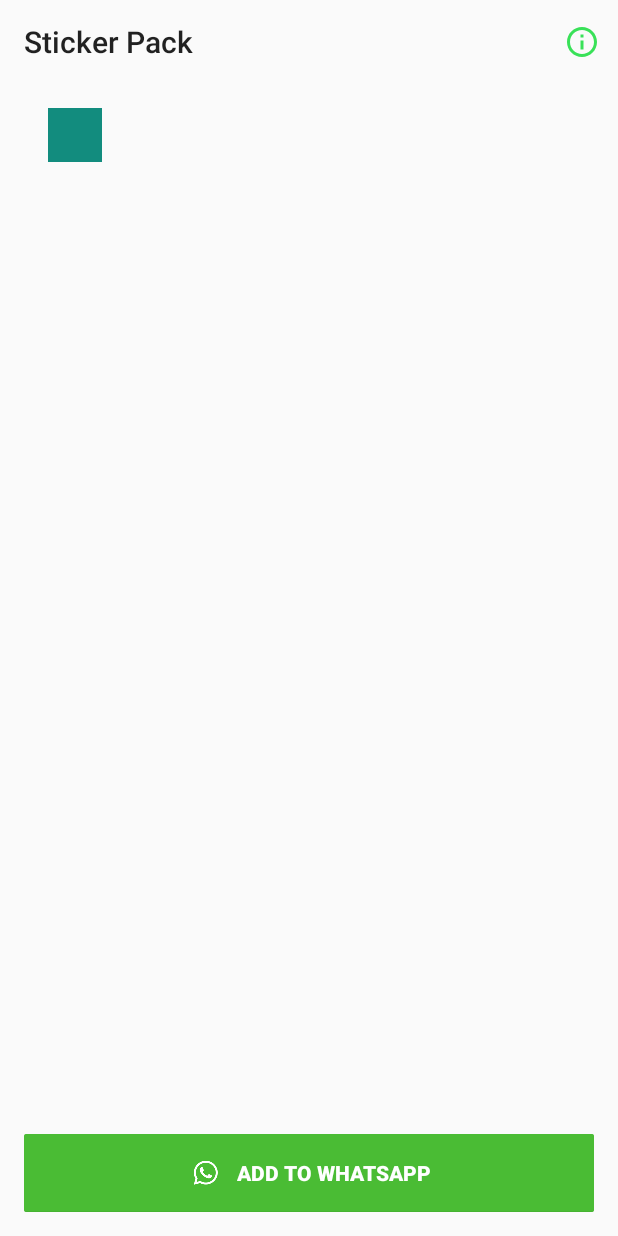
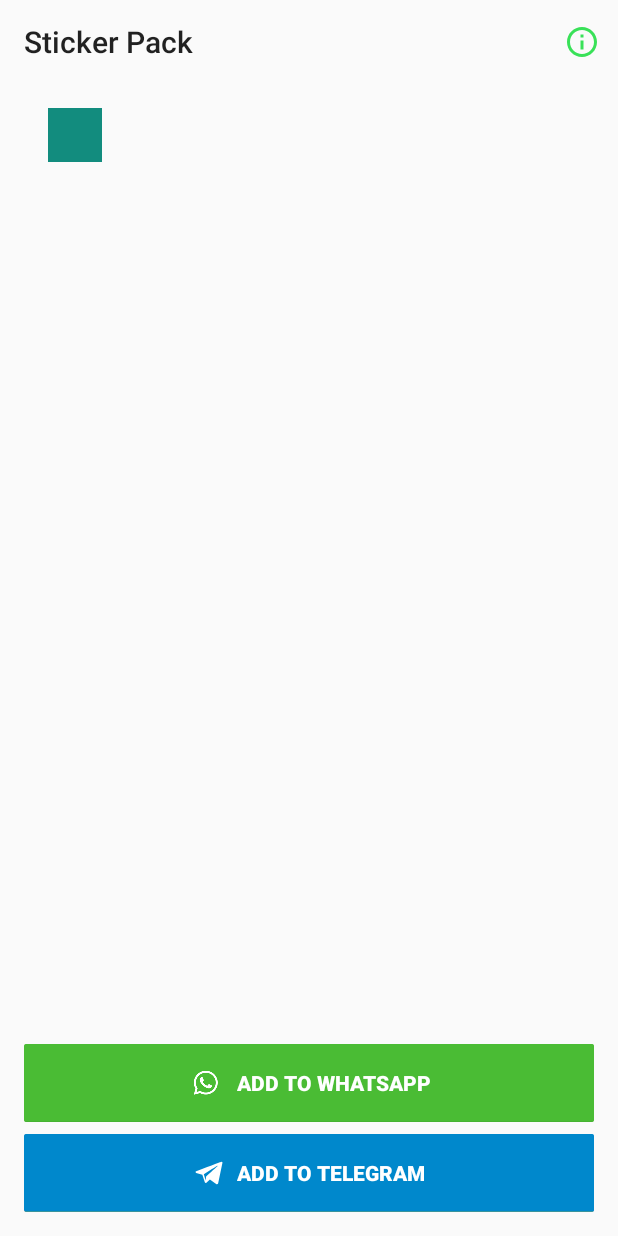
Before and after one commit to lor-enz/burgis-bapperl, an Android app: the StickerPackDetailsActivity screen opened directly, with no data from a screen before it, on a phone screen of 412 x 824 dp. Run offline under Robolectric (Android 15) with nearby library versions, the phone set to English and light mode, and no system bars; pictures from the network do not load; 7 statements that could not run were skipped.

Commit message:
Carefully added a 'Add to Telegram' Button that works with any sticker pack, but every pack needs to reference telegram_link in the contents.json. TODO Disable Button when link is invalid

```diff
--- a/burgis-bapperl-android/app/src/main/assets/contents.json
+++ b/burgis-bapperl-android/app/src/main/assets/contents.json
@@ -8,6 +8,7 @@
       "publisher": "lor-enz",
       "tray_image_file": "tray-penguin-eis.png",
       "publisher_email": "sticker@lorenz-burghardt.net",
+      "telegram_link": "https://t.me/addstickers/BurgisBapperl",
       "publisher_website": "",
       "privacy_policy_website": "",
       "license_agreement_website": "",
--- a/burgis-bapperl-android/app/src/main/java/net/lorenzburghardt/burgisbapperl/StickerContentProvider.java
+++ b/burgis-bapperl-android/app/src/main/java/net/lorenzburghardt/burgisbapperl/StickerContentProvider.java
@@ -47,10 +47,10 @@ public class StickerContentProvider extends ContentProvider {
     public static final String PUBLISHER_WEBSITE = "sticker_pack_publisher_website";
     public static final String PRIVACY_POLICY_WEBSITE = "sticker_pack_privacy_policy_website";
     public static final String LICENSE_AGREENMENT_WEBSITE = "sticker_pack_license_agreement_website";
-
     public static final String STICKER_FILE_NAME_IN_QUERY = "sticker_file_name";
     public static final String STICKER_FILE_EMOJI_IN_QUERY = "sticker_emoji";
     public static final String CONTENT_FILE_NAME = "contents.json";
+    public static final String TELEGRAM_LINK = "sticker_pack_telegram_link";
 
     public static Uri AUTHORITY_URI = new Uri.Builder().scheme(ContentResolver.SCHEME_CONTENT).authority(BuildConfig.CONTENT_PROVIDER_AUTHORITY).appendPath(StickerContentProvider.METADATA).build();
 
@@ -187,7 +187,8 @@ public class StickerContentProvider extends ContentProvider {
                         PUBLISHER_EMAIL,
                         PUBLISHER_WEBSITE,
                         PRIVACY_POLICY_WEBSITE,
-                        LICENSE_AGREENMENT_WEBSITE
+                        LICENSE_AGREENMENT_WEBSITE,
+                        TELEGRAM_LINK
                 });
         for (StickerPack stickerPack : stickerPackList) {
             MatrixCursor.RowBuilder builder = cursor.newRow();
@@ -201,6 +202,7 @@ public class StickerContentProvider extends ContentProvider {
             builder.add(stickerPack.publisherWebsite);
             builder.add(stickerPack.privacyPolicyWebsite);
             builder.add(stickerPack.licenseAgreementWebsite);
+            builder.add(stickerPack.telegramLink);
         }
         cursor.setNotificationUri(Objects.requireNonNull(getContext()).getContentResolver(), uri);
         return cursor;
--- a/burgis-bapperl-android/app/src/main/java/net/lorenzburghardt/burgisbapperl/StickerPack.java
+++ b/burgis-bapperl-android/app/src/main/java/net/lorenzburghardt/burgisbapperl/StickerPack.java
@@ -22,6 +22,7 @@ class StickerPack implements Parcelable {
     final String publisherWebsite;
     final String privacyPolicyWebsite;
     final String licenseAgreementWebsite;
+    final String telegramLink;
 
     String iosAppStoreLink;
     private List<Sticker> stickers;
@@ -29,12 +30,13 @@ class StickerPack implements Parcelable {
     String androidPlayStoreLink;
     private boolean isWhitelisted;
 
-    StickerPack(String identifier, String name, String publisher, String trayImageFile, String publisherEmail, String publisherWebsite, String privacyPolicyWebsite, String licenseAgreementWebsite) {
+    StickerPack(String identifier, String name, String publisher, String trayImageFile, String publisherEmail, String publisherWebsite, String privacyPolicyWebsite, String licenseAgreementWebsite, String telegramLink) {
         this.identifier = identifier;
         this.name = name;
         this.publisher = publisher;
         this.trayImageFile = trayImageFile;
         this.publisherEmail = publisherEmail;
+        this.telegramLink = telegramLink;
         this.publisherWebsite = publisherWebsite;
         this.privacyPolicyWebsite = privacyPolicyWebsite;
         this.licenseAgreementWebsite = licenseAgreementWebsite;
@@ -54,6 +56,7 @@ class StickerPack implements Parcelable {
         publisher = in.readString();
         trayImageFile = in.readString();
         publisherEmail = in.readString();
+        telegramLink = in.readString();
         publisherWebsite = in.readString();
         privacyPolicyWebsite = in.readString();
         licenseAgreementWebsite = in.readString();
@@ -112,6 +115,7 @@ class StickerPack implements Parcelable {
         dest.writeString(publisher);
         dest.writeString(trayImageFile);
         dest.writeString(publisherEmail);
+        dest.writeString(telegramLink);
         dest.writeString(publisherWebsite);
         dest.writeString(privacyPolicyWebsite);
         dest.writeString(licenseAgreementWebsite);
--- a/burgis-bapperl-android/app/src/main/java/net/lorenzburghardt/burgisbapperl/StickerPackDetailsActivity.java
+++ b/burgis-bapperl-android/app/src/main/java/net/lorenzburghardt/burgisbapperl/StickerPackDetailsActivity.java
@@ -22,6 +22,7 @@ import android.view.View;
 import android.view.ViewTreeObserver;
 import android.widget.ImageView;
 import android.widget.TextView;
+import android.widget.Toast;
 
 import com.example.burgisbapperl.R;
 
@@ -37,6 +38,7 @@ public class StickerPackDetailsActivity extends AddStickerPackActivity {
     public static final String EXTRA_STICKER_PACK_NAME = "sticker_pack_name";
 
     public static final String EXTRA_STICKER_PACK_WEBSITE = "sticker_pack_website";
+    public static final String EXTRA_STICKER_PACK_TELEGRAM_LINK = "sticker_pack_telegram_link";
     public static final String EXTRA_STICKER_PACK_EMAIL = "sticker_pack_email";
     public static final String EXTRA_STICKER_PACK_PRIVACY_POLICY = "sticker_pack_privacy_policy";
     public static final String EXTRA_STICKER_PACK_LICENSE_AGREEMENT = "sticker_pack_license_agreement";
@@ -48,93 +50,17 @@ public class StickerPackDetailsActivity extends AddStickerPackActivity {
     private GridLayoutManager layoutManager;
     private StickerPreviewAdapter stickerPreviewAdapter;
     private int numColumns;
-    private View addButton;
-    private View alreadyAddedText;
-    private StickerPack stickerPack;
-    private View divider;
-    private WhiteListCheckAsyncTask whiteListCheckAsyncTask;
-
-    @Override
-    protected void onCreate(Bundle savedInstanceState) {
-        super.onCreate(savedInstanceState);
-        setContentView(R.layout.sticker_pack_details);
-        boolean showUpButton = getIntent().getBooleanExtra(EXTRA_SHOW_UP_BUTTON, false);
-        stickerPack = getIntent().getParcelableExtra(EXTRA_STICKER_PACK_DATA);
-        TextView packNameTextView = findViewById(R.id.pack_name);
-        TextView packPublisherTextView = findViewById(R.id.author);
-        ImageView packTrayIcon = findViewById(R.id.tray_image);
-        TextView packSizeTextView = findViewById(R.id.pack_size);
-
-        addButton = findViewById(R.id.add_to_whatsapp_button);
-        alreadyAddedText = findViewById(R.id.already_added_text);
-        layoutManager = new GridLayoutManager(this, 1);
-        recyclerView = findViewById(R.id.sticker_list);
-        recyclerView.setLayoutManager(layoutManager);
-        recyclerView.getViewTreeObserver().addOnGlobalLayoutListener(pageLayoutListener);
-        recyclerView.addOnScrollListener(dividerScrollListener);
-        divider = findViewById(R.id.divider);
-        if (stickerPreviewAdapter == null) {
-            stickerPreviewAdapter = new StickerPreviewAdapter(getLayoutInflater(), R.drawable.sticker_error, getResources().getDimensionPixelSize(R.dimen.sticker_pack_details_image_size), getResources().getDimensionPixelSize(R.dimen.sticker_pack_details_image_padding), stickerPack);
-            recyclerView.setAdapter(stickerPreviewAdapter);
-        }
-        packNameTextView.setText(stickerPack.name);
-        packPublisherTextView.setText(stickerPack.publisher);
-        packTrayIcon.setImageURI(StickerPackLoader.getStickerAssetUri(stickerPack.identifier, stickerPack.trayImageFile));
-        packSizeTextView.setText(Formatter.formatShortFileSize(this, stickerPack.getTotalSize()));
-        addButton.setOnClickListener(v -> addStickerPackToWhatsApp(stickerPack.identifier, stickerPack.name));
-        if (getSupportActionBar() != null) {
-            getSupportActionBar().setDisplayHomeAsUpEnabled(showUpButton);
-            getSupportActionBar().setTitle(showUpButton ? getResources().getString(R.string.title_activity_sticker_pack_details_multiple_pack) : getResources().getQuantityString(R.plurals.title_activity_sticker_packs_list, 1));
-        }
-    }
-
-
-    private void launchInfoActivity(String publisherWebsite, String publisherEmail, String privacyPolicyWebsite, String licenseAgreementWebsite, String trayIconUriString) {
-        Intent intent = new Intent(StickerPackDetailsActivity.this, StickerPackInfoActivity.class);
-        intent.putExtra(StickerPackDetailsActivity.EXTRA_STICKER_PACK_ID, stickerPack.identifier);
-        intent.putExtra(StickerPackDetailsActivity.EXTRA_STICKER_PACK_WEBSITE, publisherWebsite);
-        intent.putExtra(StickerPackDetailsActivity.EXTRA_STICKER_PACK_EMAIL, publisherEmail);
-        intent.putExtra(StickerPackDetailsActivity.EXTRA_STICKER_PACK_PRIVACY_POLICY, privacyPolicyWebsite);
-        intent.putExtra(StickerPackDetailsActivity.EXTRA_STICKER_PACK_LICENSE_AGREEMENT, licenseAgreementWebsite);
-        intent.putExtra(StickerPackDetailsActivity.EXTRA_STICKER_PACK_TRAY_ICON, trayIconUriString);
-        startActivity(intent);
-    }
-
-    @Override
-    public boolean onCreateOptionsMenu(Menu menu) {
-        getMenuInflater().inflate(R.menu.toolbar, menu);
-        return super.onCreateOptionsMenu(menu);
-    }
-
-    @Override
-    public boolean onOptionsItemSelected(MenuItem item) {
-        if (item.getItemId() == R.id.action_info && stickerPack != null) {
-            Uri trayIconUri = StickerPackLoader.getStickerAssetUri(stickerPack.identifier, stickerPack.trayImageFile);
-            launchInfoActivity(stickerPack.publisherWebsite, stickerPack.publisherEmail, stickerPack.privacyPolicyWebsite, stickerPack.licenseAgreementWebsite, trayIconUri.toString());
-            return true;
-        }
-        return super.onOptionsItemSelected(item);
-    }
-
-
-
     private final ViewTreeObserver.OnGlobalLayoutListener pageLayoutListener = new ViewTreeObserver.OnGlobalLayoutListener() {
         @Override
         public void onGlobalLayout() {
             setNumColumns(recyclerView.getWidth() / recyclerView.getContext().getResources().getDimensionPixelSize(R.dimen.sticker_pack_details_image_size));
         }
     };
-
-    private void setNumColumns(int numColumns) {
-        if (this.numColumns != numColumns) {
-            layoutManager.setSpanCount(numColumns);
-            this.numColumns = numColumns;
-            if (stickerPreviewAdapter != null) {
-                stickerPreviewAdapter.notifyDataSetChanged();
-            }
-        }
-    }
-
+    private View addToWhatsappButton;
+    private View addToTelegramButton;
+    private View alreadyAddedText;
+    private StickerPack stickerPack;
+    private View divider;
     private final RecyclerView.OnScrollListener dividerScrollListener = new RecyclerView.OnScrollListener() {
         @Override
         public void onScrollStateChanged(@NonNull final RecyclerView recyclerView, final int newState) {
@@ -155,6 +81,96 @@ public class StickerPackDetailsActivity extends AddStickerPackActivity {
             }
         }
     };
+    private WhiteListCheckAsyncTask whiteListCheckAsyncTask;
+
+    @Override
+    protected void onCreate(Bundle savedInstanceState) {
+        super.onCreate(savedInstanceState);
+        setContentView(R.layout.sticker_pack_details);
+        boolean showUpButton = getIntent().getBooleanExtra(EXTRA_SHOW_UP_BUTTON, false);
+        stickerPack = getIntent().getParcelableExtra(EXTRA_STICKER_PACK_DATA);
+        TextView packNameTextView = findViewById(R.id.pack_name);
+        TextView packPublisherTextView = findViewById(R.id.author);
+        ImageView packTrayIcon = findViewById(R.id.tray_image);
+        TextView packSizeTextView = findViewById(R.id.pack_size);
+
+
+        alreadyAddedText = findViewById(R.id.already_added_text);
+        layoutManager = new GridLayoutManager(this, 1);
+        recyclerView = findViewById(R.id.sticker_list);
+        recyclerView.setLayoutManager(layoutManager);
+        recyclerView.getViewTreeObserver().addOnGlobalLayoutListener(pageLayoutListener);
+        recyclerView.addOnScrollListener(dividerScrollListener);
+        divider = findViewById(R.id.divider);
+        if (stickerPreviewAdapter == null) {
+            stickerPreviewAdapter = new StickerPreviewAdapter(getLayoutInflater(), R.drawable.sticker_error, getResources().getDimensionPixelSize(R.dimen.sticker_pack_details_image_size), getResources().getDimensionPixelSize(R.dimen.sticker_pack_details_image_padding), stickerPack);
+            recyclerView.setAdapter(stickerPreviewAdapter);
+        }
+        packNameTextView.setText(stickerPack.name);
+        packPublisherTextView.setText(stickerPack.publisher);
+        packTrayIcon.setImageURI(StickerPackLoader.getStickerAssetUri(stickerPack.identifier, stickerPack.trayImageFile));
+        packSizeTextView.setText(Formatter.formatShortFileSize(this, stickerPack.getTotalSize()));
+
+        if (getSupportActionBar() != null) {
+            getSupportActionBar().setDisplayHomeAsUpEnabled(showUpButton);
+            getSupportActionBar().setTitle(showUpButton ? getResources().getString(R.string.title_activity_sticker_pack_details_multiple_pack) : getResources().getQuantityString(R.plurals.title_activity_sticker_packs_list, 1));
+        }
+
+        // Configure WhatsApp and Telegram Buttons - Lorenz
+        addToWhatsappButton = findViewById(R.id.add_to_whatsapp_button);
+        addToTelegramButton = findViewById(R.id.add_to_telegram_button);
+
+
+        addToWhatsappButton.setOnClickListener(v -> addStickerPackToWhatsApp(stickerPack.identifier, stickerPack.name));
+        addToTelegramButton.setOnClickListener(v -> addStickerPackToTelegram(stickerPack.telegramLink));
+    }
+
+    public void addStickerPackToTelegram(String telegramLink) {
+        try {
+            StickerPackDetailsActivity.this.startActivity(new Intent(Intent.ACTION_VIEW, Uri.parse(telegramLink)));
+        } catch (Exception e) {
+            Toast.makeText(this, getString(R.string.telegram_error), Toast.LENGTH_SHORT).show();
+            e.printStackTrace();
+        }
+    }
+
+    private void launchInfoActivity(String publisherWebsite, String publisherEmail, String privacyPolicyWebsite, String licenseAgreementWebsite, String trayIconUriString, String telegram_link) {
+        Intent intent = new Intent(StickerPackDetailsActivity.this, StickerPackInfoActivity.class);
+        intent.putExtra(StickerPackDetailsActivity.EXTRA_STICKER_PACK_ID, stickerPack.identifier);
+        intent.putExtra(StickerPackDetailsActivity.EXTRA_STICKER_PACK_WEBSITE, publisherWebsite);
+        intent.putExtra(StickerPackDetailsActivity.EXTRA_STICKER_PACK_TELEGRAM_LINK, telegram_link);
+        intent.putExtra(StickerPackDetailsActivity.EXTRA_STICKER_PACK_EMAIL, publisherEmail);
+        intent.putExtra(StickerPackDetailsActivity.EXTRA_STICKER_PACK_PRIVACY_POLICY, privacyPolicyWebsite);
+        intent.putExtra(StickerPackDetailsActivity.EXTRA_STICKER_PACK_LICENSE_AGREEMENT, licenseAgreementWebsite);
+        intent.putExtra(StickerPackDetailsActivity.EXTRA_STICKER_PACK_TRAY_ICON, trayIconUriString);
+        startActivity(intent);
+    }
+
+    @Override
+    public boolean onCreateOptionsMenu(Menu menu) {
+        getMenuInflater().inflate(R.menu.toolbar, menu);
+        return super.onCreateOptionsMenu(menu);
+    }
+
+    @Override
+    public boolean onOptionsItemSelected(MenuItem item) {
+        if (item.getItemId() == R.id.action_info && stickerPack != null) {
+            Uri trayIconUri = StickerPackLoader.getStickerAssetUri(stickerPack.identifier, stickerPack.trayImageFile);
+            launchInfoActivity(stickerPack.publisherWebsite, stickerPack.publisherEmail, stickerPack.privacyPolicyWebsite, stickerPack.licenseAgreementWebsite, trayIconUri.toString(), stickerPack.telegramLink);
+            return true;
+        }
+        return super.onOptionsItemSelected(item);
+    }
+
+    private void setNumColumns(int numColumns) {
+        if (this.numColumns != numColumns) {
+            layoutManager.setSpanCount(numColumns);
+            this.numColumns = numColumns;
+            if (stickerPreviewAdapter != null) {
+                stickerPreviewAdapter.notifyDataSetChanged();
+            }
+        }
+    }
 
     @Override
     protected void onResume() {
@@ -173,10 +189,10 @@ public class StickerPackDetailsActivity extends AddStickerPackActivity {
 
     private void updateAddUI(Boolean isWhitelisted) {
         if (isWhitelisted) {
-            addButton.setVisibility(View.GONE);
+            addToWhatsappButton.setVisibility(View.GONE);
             alreadyAddedText.setVisibility(View.VISIBLE);
         } else {
-            addButton.setVisibility(View.VISIBLE);
+            addToWhatsappButton.setVisibility(View.VISIBLE);
             alreadyAddedText.setVisibility(View.GONE);
         }
     }
--- a/burgis-bapperl-android/app/src/main/java/net/lorenzburghardt/burgisbapperl/StickerPackLoader.java
+++ b/burgis-bapperl-android/app/src/main/java/net/lorenzburghardt/burgisbapperl/StickerPackLoader.java
@@ -36,6 +36,7 @@ import static net.lorenzburghardt.burgisbapperl.StickerContentProvider.STICKER_P
 import static net.lorenzburghardt.burgisbapperl.StickerContentProvider.STICKER_PACK_IDENTIFIER_IN_QUERY;
 import static net.lorenzburghardt.burgisbapperl.StickerContentProvider.STICKER_PACK_NAME_IN_QUERY;
 import static net.lorenzburghardt.burgisbapperl.StickerContentProvider.STICKER_PACK_PUBLISHER_IN_QUERY;
+import static net.lorenzburghardt.burgisbapperl.StickerContentProvider.TELEGRAM_LINK;
 
 public class StickerPackLoader {
 
@@ -99,10 +100,12 @@ public class StickerPackLoader {
             final String androidPlayStoreLink = cursor.getString(cursor.getColumnIndexOrThrow(ANDROID_APP_DOWNLOAD_LINK_IN_QUERY));
             final String iosAppLink = cursor.getString(cursor.getColumnIndexOrThrow(IOS_APP_DOWNLOAD_LINK_IN_QUERY));
             final String publisherEmail = cursor.getString(cursor.getColumnIndexOrThrow(PUBLISHER_EMAIL));
+            final String telegramLink = cursor.getString(cursor.getColumnIndexOrThrow(TELEGRAM_LINK));
             final String publisherWebsite = cursor.getString(cursor.getColumnIndexOrThrow(PUBLISHER_WEBSITE));
             final String privacyPolicyWebsite = cursor.getString(cursor.getColumnIndexOrThrow(PRIVACY_POLICY_WEBSITE));
             final String licenseAgreementWebsite = cursor.getString(cursor.getColumnIndexOrThrow(LICENSE_AGREENMENT_WEBSITE));
-            final StickerPack stickerPack = new StickerPack(identifier, name, publisher, trayImage, publisherEmail, publisherWebsite, privacyPolicyWebsite, licenseAgreementWebsite);
+
+            final StickerPack stickerPack = new StickerPack(identifier, name, publisher, trayImage, publisherEmail, publisherWebsite, privacyPolicyWebsite, licenseAgreementWebsite, telegramLink);
             stickerPack.setAndroidPlayStoreLink(androidPlayStoreLink);
             stickerPack.setIosAppStoreLink(iosAppLink);
             stickerPackList.add(stickerPack);
--- /dev/null
+++ b/burgis-bapperl-android/app/src/main/res/drawable-hdpi/telegram_icon.xml
@@ -0,0 +1,9 @@
+<vector xmlns:android="http://schemas.android.com/apk/res/android" xmlns:aapt="http://schemas.android.com/aapt"
+    android:viewportWidth="600"
+    android:viewportHeight="600"
+    android:width="20dp"
+    android:height="20dp">
+    <path
+        android:pathData="M442.9 519.4L318 427.9l-70 65.7c-4 3.2 -8.1 4.8 -12.4 4.8c-9.7 0 -16.2 -4.1 -19.4 -12.4l-49.5 -149.7L43.9 298.1C36.4 296 32.1 290.6 31 282c0 -8.6 4.3 -14.5 12.9 -17.8C379.9 138.5 549 75.7 551.2 75.7c3.9 0 8 1.8 12.1 5.4c4.1 3.6 6 8.3 5.7 14l-85.6 408.2c-2.9 14 -11.3 21 -25.3 21C452.6 524.3 447.6 522.7 442.9 519.4zM241.6 369.7c153.6 -138.6 230.6 -208.3 230.7 -209.2c0.2 -0.9 0.3 -1.5 0.3 -1.9c0 -3.2 -2.3 -4.8 -7 -4.8c-1.1 0 -90.8 57.1 -269.2 171.2L234 448.4L241.6 369.7z"
+        android:fillColor="#FFFFFF" />
+</vector>
--- /dev/null
+++ b/burgis-bapperl-android/app/src/main/res/drawable/btn_light_blue.xml
@@ -0,0 +1,5 @@
+<selector xmlns:android="http://schemas.android.com/apk/res/android">
+    <item android:state_pressed="true" android:drawable="@drawable/btn_light_blue_pressed" />
+    <item android:state_enabled="true" android:state_focused="true" android:drawable="@drawable/btn_light_blue_pressed" />
+    <item android:drawable="@drawable/btn_light_blue_normal" />
+</selector>
--- a/burgis-bapperl-android/app/src/main/res/layout/sticker_pack_details.xml
+++ b/burgis-bapperl-android/app/src/main/res/layout/sticker_pack_details.xml
@@ -141,4 +141,37 @@
                 android:text="@string/add_to_whatsapp" />
         </FrameLayout>
     </FrameLayout>
+
+    <FrameLayout
+        android:layout_width="match_parent"
+        android:layout_marginEnd="@dimen/preview_side_margin"
+        android:layout_marginLeft="@dimen/preview_side_margin"
+        android:layout_marginRight="@dimen/preview_side_margin"
+        android:layout_marginStart="@dimen/preview_side_margin"
+        android:layout_height="60dp">
+
+        <FrameLayout
+            android:id="@+id/add_to_telegram_button"
+            android:layout_width="match_parent"
+            android:layout_height="wrap_content"
+            android:layout_gravity="bottom"
+            android:foreground="?attr/selectableItemBackgroundBorderless"
+            android:background="@drawable/btn_light_blue"
+            android:clickable="true"
+            android:focusable="true">
+
+            <TextView
+                style="@style/StickerPreviewButtonText"
+                android:layout_width="wrap_content"
+                android:layout_height="wrap_content"
+                android:layout_gravity="center"
+                android:background="@android:color/transparent"
+                android:clickable="false"
+                android:drawablePadding="8dp"
+                android:drawableStart="@drawable/telegram_icon"
+                android:focusable="false"
+                android:foreground="@android:color/transparent"
+                android:text="@string/add_to_telegram" />
+        </FrameLayout>
+    </FrameLayout>
 </LinearLayout>
--- a/burgis-bapperl-android/app/src/main/res/values/strings.xml
+++ b/burgis-bapperl-android/app/src/main/res/values/strings.xml
@@ -7,6 +7,8 @@
     <string name="more_info_button">More info about sticker pack</string>
     <!-- Text to be shown on the button that user can click to add the sticker pack to WhatsApp -->
     <string name="add_to_whatsapp">Add to WhatsApp</string>
+    <!-- Text to be shown on the button that user can click to add the sticker pack to Telegram-->
+    <string name="add_to_telegram">Add to Telegram</string>
     <!-- Content Description for the plus button shown on sticker pack list, that allows user to add sticker pack to WhatsApp -->
     <string name="add_button_content_description">Add sticker pack to WhatsApp</string>
     <!-- Title of the sticker pack list activity page in case the app contains multiple sticker packs, the singular string will be used when there is only one pack in the app -->
@@ -38,4 +40,5 @@
     <string name="add_pack_fail_prompt_update_play_link">Update</string>
     <!-- Toast text when we could not take user to play store because they don't have Google Play app installed -->
     <string name="cannot_find_play_store">Google Play is not installed on the device.</string>
+    <string name="telegram_error">Failed to open Telegram Link :(</string>
 </resources>
```
Also changed, not shown: burgis-bapperl-android/app/src/main/java/net/lorenzburghardt/burgisbapperl/ContentFileParser.java (+6 -1 lines), burgis-bapperl-android/app/src/main/res/drawable-xxhdpi/btn_light_blue_normal.9.png (added), burgis-bapperl-android/app/src/main/res/drawable-xxhdpi/btn_light_blue_pressed.9.png (added), 1 other file.
